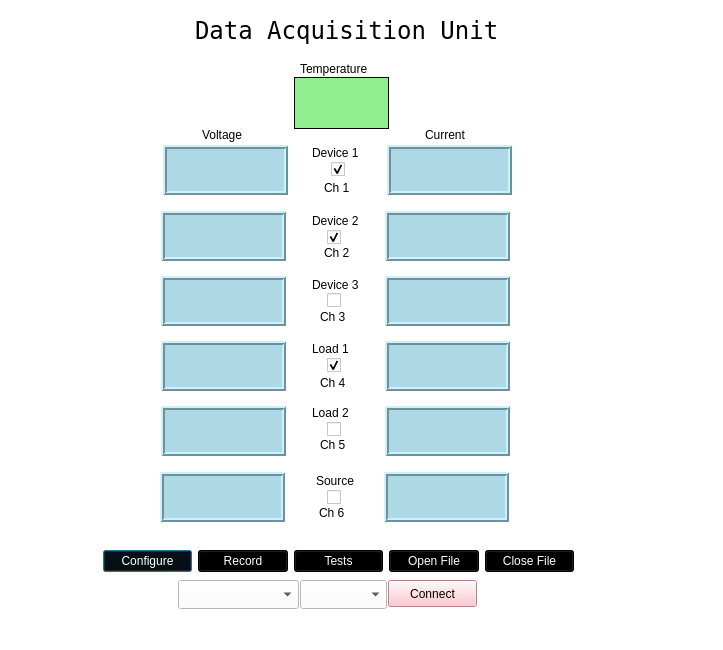
The window that data-acquisition-gui/data-acquisition-main.ui (ksarkies/Data-Acquisition) describes before a commit, drawn with Qt 5.
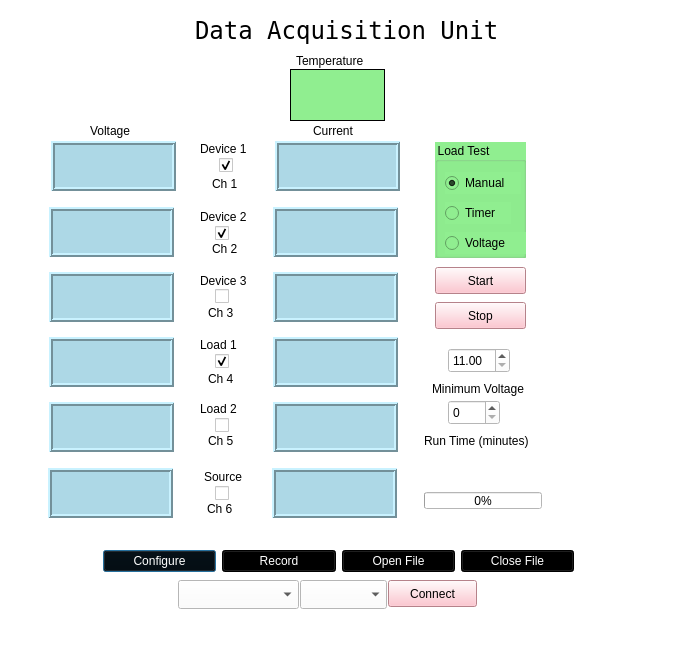
The same window after the commit.

Commit message: Update to firmware and GUI to allow tests to be run under firmware control, detecting voltage and time limits if set. Tests are stopped by disabling switch settings. GUI is informed of running and completed tests.

Diff of the .ui file:
```diff
--- a/data-acquisition-gui/data-acquisition-main.ui
+++ b/data-acquisition-gui/data-acquisition-main.ui
@@ -6,7 +6,7 @@
    <rect>
     <x>0</x>
     <y>0</y>
-    <width>723</width>
+    <width>691</width>
     <height>650</height>
    </rect>
   </property>
@@ -84,19 +84,6 @@
       </property>
      </widget>
     </item>
-    <item>
-     <widget class="QPushButton" name="testButton">
-      <property name="toolTip">
-       <string>&lt;html&gt;&lt;head/&gt;&lt;body&gt;&lt;p&gt;System configuration and advanced configuration choices for algorithms.&lt;/p&gt;&lt;/body&gt;&lt;/html&gt;</string>
-      </property>
-      <property name="styleSheet">
-       <string notr="true">background-color:black;color:white;</string>
-      </property>
-      <property name="text">
-       <string>Tests</string>
-      </property>
-     </widget>
-    </item>
     <item>
      <widget class="QPushButton" name="saveFileButton">
       <property name="toolTip">
@@ -173,8 +160,8 @@
   <widget class="QLabel" name="temperature">
    <property name="geometry">
     <rect>
-     <x>294</x>
-     <y>77</y>
+     <x>290</x>
+     <y>69</y>
      <width>95</width>
      <height>52</height>
     </rect>
@@ -203,8 +190,8 @@
   <widget class="QLabel" name="temperatureLabel">
    <property name="geometry">
     <rect>
-     <x>300</x>
-     <y>60</y>
+     <x>296</x>
+     <y>52</y>
      <width>91</width>
      <height>17</height>
     </rect>
@@ -216,8 +203,8 @@
   <widget class="QLabel" name="voltageLabel">
    <property name="geometry">
     <rect>
-     <x>202</x>
-     <y>126</y>
+     <x>90</x>
+     <y>122</y>
      <width>56</width>
      <height>17</height>
     </rect>
@@ -229,8 +216,8 @@
   <widget class="QLabel" name="voltage_1">
    <property name="geometry">
     <rect>
-     <x>163</x>
-     <y>145</y>
+     <x>51</x>
+     <y>141</y>
      <width>125</width>
      <height>50</height>
     </rect>
@@ -265,8 +252,8 @@
   <widget class="QLabel" name="current_1">
    <property name="geometry">
     <rect>
-     <x>387</x>
-     <y>145</y>
+     <x>275</x>
+     <y>141</y>
      <width>125</width>
      <height>50</height>
     </rect>
@@ -301,8 +288,8 @@
   <widget class="QLabel" name="currentLabel">
    <property name="geometry">
     <rect>
-     <x>425</x>
-     <y>126</y>
+     <x>313</x>
+     <y>122</y>
      <width>56</width>
      <height>17</height>
     </rect>
@@ -314,8 +301,8 @@
   <widget class="QLabel" name="voltage_2">
    <property name="geometry">
     <rect>
-     <x>161</x>
-     <y>211</y>
+     <x>49</x>
+     <y>207</y>
      <width>125</width>
      <height>50</height>
     </rect>
@@ -350,8 +337,8 @@
   <widget class="QLabel" name="current_2">
    <property name="geometry">
     <rect>
-     <x>385</x>
-     <y>211</y>
+     <x>273</x>
+     <y>207</y>
      <width>125</width>
      <height>50</height>
     </rect>
@@ -386,8 +373,8 @@
   <widget class="QLabel" name="voltage_3">
    <property name="geometry">
     <rect>
-     <x>161</x>
-     <y>276</y>
+     <x>49</x>
+     <y>272</y>
      <width>125</width>
      <height>50</height>
     </rect>
@@ -422,8 +409,8 @@
   <widget class="QLabel" name="current_3">
    <property name="geometry">
     <rect>
-     <x>385</x>
-     <y>276</y>
+     <x>273</x>
+     <y>272</y>
      <width>125</width>
      <height>50</height>
     </rect>
@@ -458,8 +445,8 @@
   <widget class="QLabel" name="voltage_4">
    <property name="geometry">
     <rect>
-     <x>161</x>
-     <y>341</y>
+     <x>49</x>
+     <y>337</y>
      <width>125</width>
      <height>50</height>
     </rect>
@@ -494,8 +481,8 @@
   <widget class="QLabel" name="current_4">
    <property name="geometry">
     <rect>
-     <x>385</x>
-     <y>341</y>
+     <x>273</x>
+     <y>337</y>
      <width>125</width>
      <height>50</height>
     </rect>
@@ -530,8 +517,8 @@
   <widget class="QLabel" name="voltage_5">
    <property name="geometry">
     <rect>
-     <x>161</x>
-     <y>406</y>
+     <x>49</x>
+     <y>402</y>
      <width>125</width>
      <height>50</height>
     </rect>
@@ -566,8 +553,8 @@
   <widget class="QLabel" name="current_5">
    <property name="geometry">
     <rect>
-     <x>385</x>
-     <y>406</y>
+     <x>273</x>
+     <y>402</y>
      <width>125</width>
      <height>50</height>
     </rect>
@@ -602,8 +589,8 @@
   <widget class="QLabel" name="channelLabel_1">
    <property name="geometry">
     <rect>
-     <x>324</x>
-     <y>179</y>
+     <x>212</x>
+     <y>175</y>
      <width>36</width>
      <height>17</height>
     </rect>
@@ -615,8 +602,8 @@
   <widget class="QLabel" name="channelLabel_2">
    <property name="geometry">
     <rect>
-     <x>324</x>
-     <y>244</y>
+     <x>212</x>
+     <y>240</y>
      <width>36</width>
      <height>17</height>
     </rect>
@@ -628,8 +615,8 @@
   <widget class="QLabel" name="channelLabel_3">
    <property name="geometry">
     <rect>
-     <x>320</x>
-     <y>308</y>
+     <x>208</x>
+     <y>304</y>
      <width>36</width>
      <height>17</height>
     </rect>
@@ -641,8 +628,8 @@
   <widget class="QLabel" name="channelLabel_4">
    <property name="geometry">
     <rect>
-     <x>320</x>
-     <y>374</y>
+     <x>208</x>
+     <y>370</y>
      <width>36</width>
      <height>17</height>
     </rect>
@@ -654,8 +641,8 @@
   <widget class="QLabel" name="channelLabel_5">
    <property name="geometry">
     <rect>
-     <x>320</x>
-     <y>436</y>
+     <x>208</x>
+     <y>432</y>
      <width>36</width>
      <height>17</height>
     </rect>
@@ -667,8 +654,8 @@
   <widget class="QCheckBox" name="loadCheckBox_1">
    <property name="geometry">
     <rect>
-     <x>327</x>
-     <y>354</y>
+     <x>215</x>
+     <y>350</y>
      <width>21</width>
      <height>22</height>
     </rect>
@@ -683,8 +670,8 @@
   <widget class="QCheckBox" name="loadCheckBox_2">
    <property name="geometry">
     <rect>
-     <x>327</x>
-     <y>418</y>
+     <x>215</x>
+     <y>414</y>
      <width>21</width>
      <height>22</height>
     </rect>
@@ -699,8 +686,8 @@
   <widget class="QCheckBox" name="deviceCheckBox_2">
    <property name="geometry">
     <rect>
-     <x>327</x>
-     <y>226</y>
+     <x>215</x>
+     <y>222</y>
      <width>21</width>
      <height>22</height>
     </rect>
@@ -715,8 +702,8 @@
   <widget class="QCheckBox" name="sourceCheckBox">
    <property name="geometry">
     <rect>
-     <x>327</x>
-     <y>486</y>
+     <x>215</x>
+     <y>482</y>
      <width>21</width>
      <height>22</height>
     </rect>
@@ -728,8 +715,8 @@
   <widget class="QCheckBox" name="deviceCheckBox_3">
    <property name="geometry">
     <rect>
-     <x>327</x>
-     <y>289</y>
+     <x>215</x>
+     <y>285</y>
      <width>17</width>
      <height>22</height>
     </rect>
@@ -741,8 +728,8 @@
   <widget class="QCheckBox" name="deviceCheckBox_1">
    <property name="geometry">
     <rect>
-     <x>331</x>
-     <y>158</y>
+     <x>219</x>
+     <y>154</y>
      <width>25</width>
      <height>22</height>
     </rect>
@@ -757,8 +744,8 @@
   <widget class="QLabel" name="channelLabel_6">
    <property name="geometry">
     <rect>
-     <x>319</x>
-     <y>504</y>
+     <x>207</x>
+     <y>500</y>
      <width>36</width>
      <height>17</height>
     </rect>
@@ -770,8 +757,8 @@
   <widget class="QLabel" name="current_6">
    <property name="geometry">
     <rect>
-     <x>384</x>
-     <y>472</y>
+     <x>272</x>
+     <y>468</y>
      <width>125</width>
      <height>50</height>
     </rect>
@@ -806,8 +793,8 @@
   <widget class="QLabel" name="voltage_6">
    <property name="geometry">
     <rect>
-     <x>160</x>
-     <y>472</y>
+     <x>48</x>
+     <y>468</y>
      <width>125</width>
      <height>50</height>
     </rect>
@@ -842,8 +829,8 @@
   <widget class="QLabel" name="channelLabel_7">
    <property name="geometry">
     <rect>
-     <x>312</x>
-     <y>144</y>
+     <x>200</x>
+     <y>140</y>
      <width>61</width>
      <height>17</height>
     </rect>
@@ -855,8 +842,8 @@
   <widget class="QLabel" name="channelLabel_8">
    <property name="geometry">
     <rect>
-     <x>312</x>
-     <y>212</y>
+     <x>200</x>
+     <y>208</y>
      <width>61</width>
      <height>17</height>
     </rect>
@@ -868,8 +855,8 @@
   <widget class="QLabel" name="channelLabel_9">
    <property name="geometry">
     <rect>
-     <x>312</x>
-     <y>276</y>
+     <x>200</x>
+     <y>272</y>
      <width>61</width>
      <height>17</height>
     </rect>
@@ -881,8 +868,8 @@
   <widget class="QLabel" name="channelLabel_10">
    <property name="geometry">
     <rect>
-     <x>316</x>
-     <y>472</y>
+     <x>204</x>
+     <y>468</y>
      <width>61</width>
      <height>17</height>
     </rect>
@@ -894,8 +881,8 @@
   <widget class="QLabel" name="channelLabel_11">
    <property name="geometry">
     <rect>
-     <x>312</x>
-     <y>340</y>
+     <x>200</x>
+     <y>336</y>
      <width>61</width>
      <height>17</height>
     </rect>
@@ -907,8 +894,8 @@
   <widget class="QLabel" name="channelLabel_12">
    <property name="geometry">
     <rect>
-     <x>312</x>
-     <y>404</y>
+     <x>200</x>
+     <y>400</y>
      <width>61</width>
      <height>17</height>
     </rect>
@@ -917,6 +904,192 @@
     <string>Load 2</string>
    </property>
   </widget>
+  <widget class="QSpinBox" name="durationSpinBox">
+   <property name="geometry">
+    <rect>
+     <x>448</x>
+     <y>400</y>
+     <width>52</width>
+     <height>25</height>
+    </rect>
+   </property>
+  </widget>
+  <widget class="QLabel" name="voltageLabel_2">
+   <property name="geometry">
+    <rect>
+     <x>432</x>
+     <y>380</y>
+     <width>121</width>
+     <height>17</height>
+    </rect>
+   </property>
+   <property name="text">
+    <string>Minimum Voltage</string>
+   </property>
+  </widget>
+  <widget class="QDoubleSpinBox" name="voltageSpinBox">
+   <property name="geometry">
+    <rect>
+     <x>448</x>
+     <y>348</y>
+     <width>62</width>
+     <height>25</height>
+    </rect>
+   </property>
+   <property name="minimum">
+    <double>11.000000000000000</double>
+   </property>
+   <property name="maximum">
+    <double>16.000000000000000</double>
+   </property>
+   <property name="singleStep">
+    <double>0.100000000000000</double>
+   </property>
+  </widget>
+  <widget class="QGroupBox" name="groupBox">
+   <property name="geometry">
+    <rect>
+     <x>435</x>
+     <y>142</y>
+     <width>91</width>
+     <height>116</height>
+    </rect>
+   </property>
+   <property name="styleSheet">
+    <string notr="true">background-color:lightgreen;</string>
+   </property>
+   <property name="title">
+    <string>Load Test</string>
+   </property>
+   <widget class="QRadioButton" name="manualButton">
+    <property name="geometry">
+     <rect>
+      <x>10</x>
+      <y>30</y>
+      <width>76</width>
+      <height>22</height>
+     </rect>
+    </property>
+    <property name="toolTip">
+     <string>Stop the experiment manually.</string>
+    </property>
+    <property name="text">
+     <string>Manual</string>
+    </property>
+    <property name="checked">
+     <bool>true</bool>
+    </property>
+   </widget>
+   <widget class="QRadioButton" name="timerButton">
+    <property name="geometry">
+     <rect>
+      <x>10</x>
+      <y>60</y>
+      <width>66</width>
+      <height>22</height>
+     </rect>
+    </property>
+    <property name="toolTip">
+     <string>Stop the experiment after the preset time in minutes.</string>
+    </property>
+    <property name="text">
+     <string>Timer</string>
+    </property>
+   </widget>
+   <widget class="QRadioButton" name="voltageButton">
+    <property name="geometry">
+     <rect>
+      <x>10</x>
+      <y>90</y>
+      <width>81</width>
+      <height>22</height>
+     </rect>
+    </property>
+    <property name="toolTip">
+     <string>Stop the experiment when voltage drops to preset value.</string>
+    </property>
+    <property name="text">
+     <string>Voltage</string>
+    </property>
+   </widget>
+  </widget>
+  <widget class="QPushButton" name="startButton">
+   <property name="geometry">
+    <rect>
+     <x>435</x>
+     <y>267</y>
+     <width>91</width>
+     <height>27</height>
+    </rect>
+   </property>
+   <property name="toolTip">
+    <string>Set the switches to connect loads and sources to the DUT.</string>
+   </property>
+   <property name="styleSheet">
+    <string notr="true">background-color:lightpink;</string>
+   </property>
+   <property name="text">
+    <string>Start</string>
+   </property>
+  </widget>
+  <widget class="QPushButton" name="stopButton">
+   <property name="geometry">
+    <rect>
+     <x>435</x>
+     <y>302</y>
+     <width>91</width>
+     <height>27</height>
+    </rect>
+   </property>
+   <property name="toolTip">
+    <string>Stop the experiment manually at any time.</string>
+   </property>
+   <property name="styleSheet">
+    <string notr="true">background-color:lightpink;</string>
+   </property>
+   <property name="text">
+    <string>Stop</string>
+   </property>
+  </widget>
+  <widget class="QLabel" name="durationLabel">
+   <property name="geometry">
+    <rect>
+     <x>424</x>
+     <y>432</y>
+     <width>131</width>
+     <height>17</height>
+    </rect>
+   </property>
+   <property name="text">
+    <string>Run Time (minutes)</string>
+   </property>
+  </widget>
+  <widget class="QProgressBar" name="testTimeToGo">
+   <property name="geometry">
+    <rect>
+     <x>424</x>
+     <y>492</y>
+     <width>118</width>
+     <height>17</height>
+    </rect>
+   </property>
+   <property name="value">
+    <number>0</number>
+   </property>
+  </widget>
+  <widget class="QLabel" name="timeElapsed">
+   <property name="geometry">
+    <rect>
+     <x>436</x>
+     <y>456</y>
+     <width>85</width>
+     <height>25</height>
+    </rect>
+   </property>
+   <property name="text">
+    <string/>
+   </property>
+  </widget>
  </widget>
  <resources>
   <include location="../../../../../data/home/ksarkies/Projects/Battery-Management-System/gui/power-management-gui.qrc"/>
```
Left out of the diff: 12 changed lines with no effect on the pictures. The commit also changes 9 other files.
